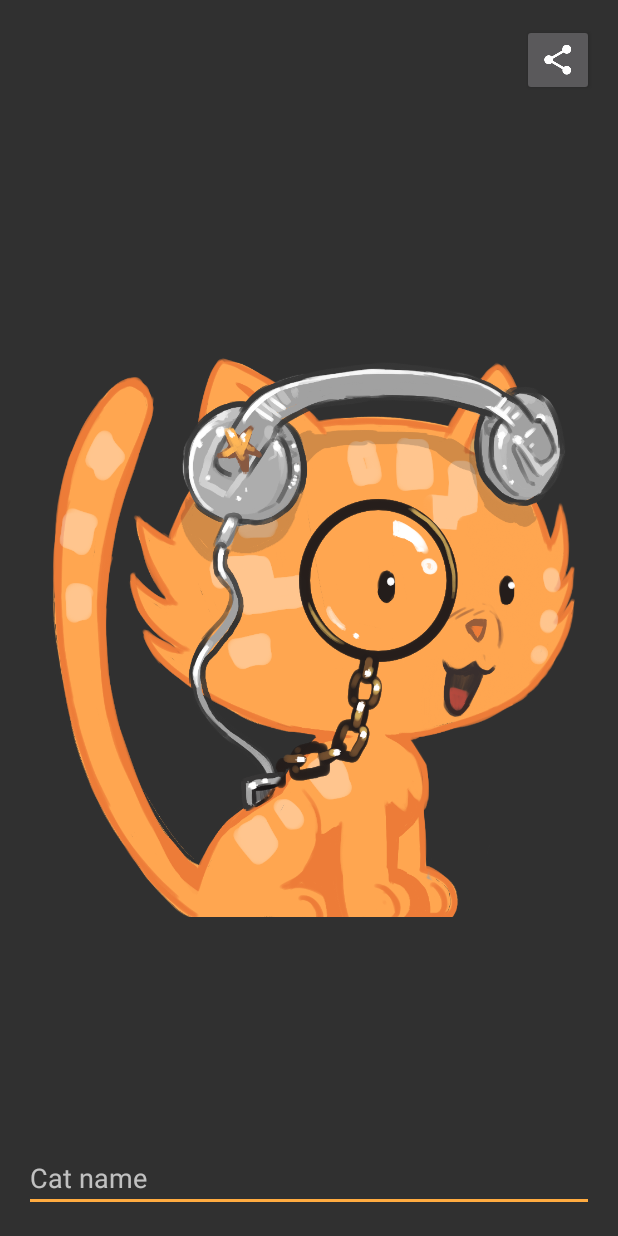
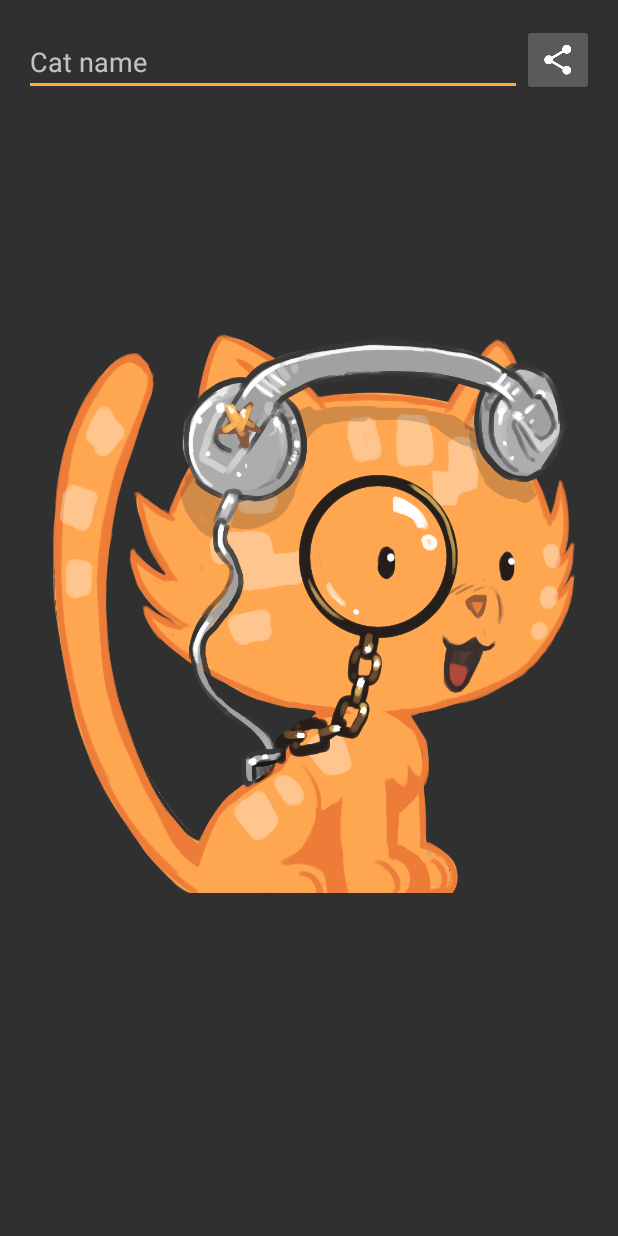
Before and after one commit to agateau/cat-avatar-generator-app, an Android app: the screen it shows after launch (MainActivity), on a phone screen of 412 x 824 dp. Run offline under Robolectric (Android 15) with nearby library versions, the phone set to English and light mode, and no system bars.

Commit message:
Move cat name text field to the top of the screen
This way the cat does not scroll when typing with the virtual keyboard

```diff
--- a/app/src/main/res/layout/activity_main.xml
+++ b/app/src/main/res/layout/activity_main.xml
@@ -9,13 +9,12 @@
     tools:context="com.agateau.catgenerator.MainActivity">
 
     <EditText android:layout_width="wrap_content" android:layout_height="wrap_content"
-        android:id="@+id/nameEditText" android:layout_alignParentBottom="true"
-        android:layout_alignParentEnd="true" android:layout_alignParentStart="true"
-        android:singleLine="true" android:hint="Cat name" />
+        android:id="@+id/nameEditText" android:singleLine="true" android:hint="Cat name"
+        android:layout_alignBottom="@+id/shareButton" android:layout_alignParentStart="true"
+        android:layout_toStartOf="@+id/shareButton" />
     <ImageView android:layout_width="match_parent" android:layout_height="wrap_content"
-        android:id="@+id/imageView" android:layout_alignParentStart="true" android:layout_alignEnd="@+id/nameEditText"
-        android:layout_above="@+id/nameEditText" android:layout_alignParentEnd="false"
-        android:layout_alignParentLeft="false" />
+        android:id="@+id/imageView" android:layout_below="@+id/nameEditText"
+        android:layout_alignParentStart="true" />
     <ImageButton style="?android:attr/buttonStyleSmall" android:layout_width="wrap_content"
         android:layout_height="wrap_content" android:text="Share" android:id="@+id/shareButton"
         android:layout_alignParentTop="true" android:layout_alignParentEnd="true"
```
